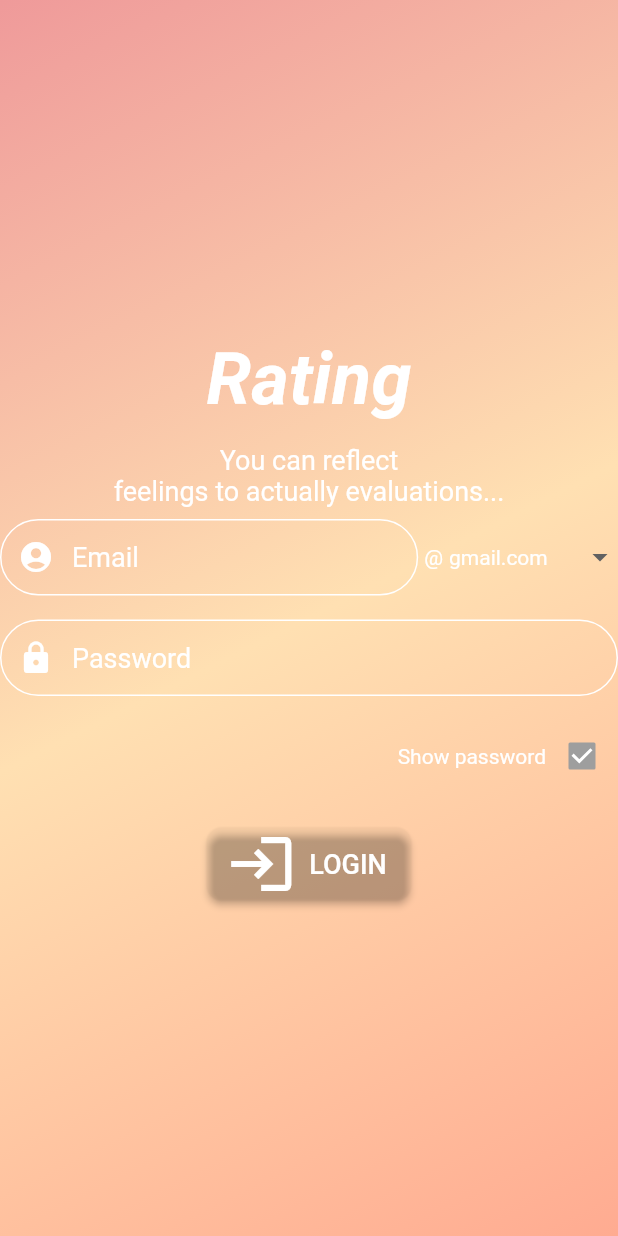
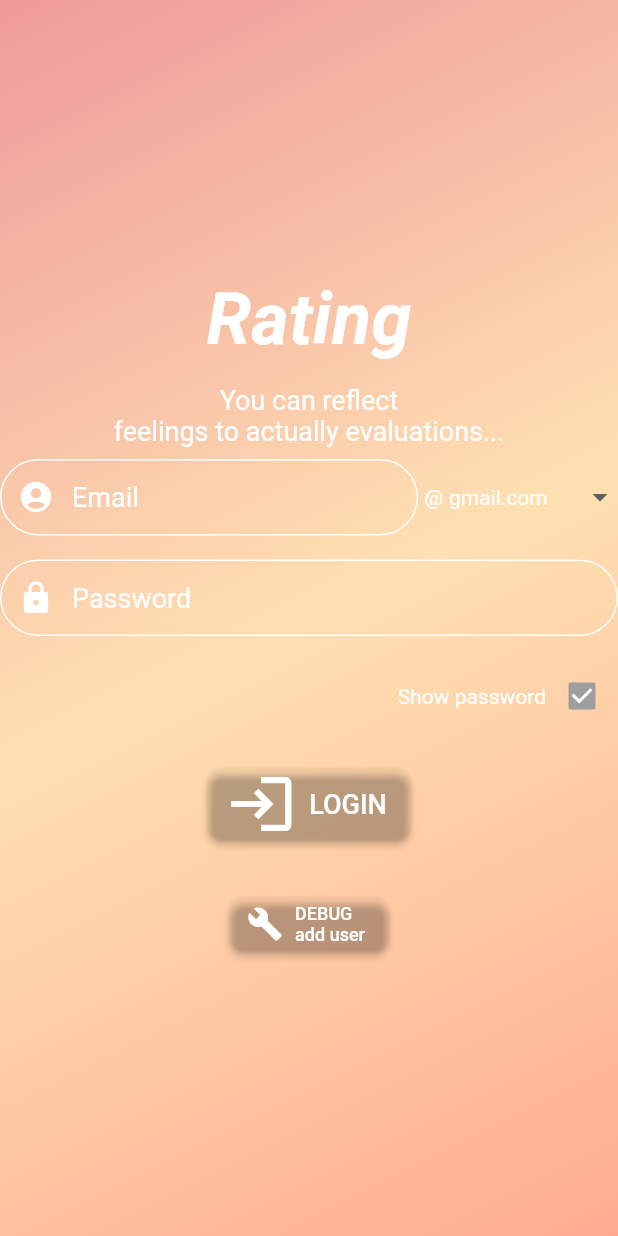
Before and after one commit to linnefromice/flutter_heart_app_02, a Flutter app: the screen it shows after launch, on a phone screen of 412 x 824 dp. Run offline on Flutter 3.47's test engine with Material 2 defaults, Android fonts, the phone set to English and light mode, and no system bars; our stand-ins replace cloud_firestore, connectivity, firebase_auth, firebase_core, flutter_hooks, freezed_annotation; missing offline and left inert: fab_circular_menu; accounts and stored records are empty; generated files the repository leaves out were written again.

Commit message:
update login page - add navigation to debug page

```diff
--- a/lib/screens/login_page.dart
+++ b/lib/screens/login_page.dart
@@ -2,6 +2,7 @@ import 'package:firebase_auth/firebase_auth.dart';
 import 'package:flutter/material.dart';
 import 'package:flutter_hooks/flutter_hooks.dart';
 import 'package:linnefromice/components/wrapper_common_background.dart';
+import 'package:linnefromice/screens/add_user_page.dart';
 import 'package:linnefromice/screens/home_page.dart';
 
 final List<String> domainList = [
@@ -225,6 +226,35 @@ class LoginPage extends HookWidget {
                   password: _passwordController.text
                 ),
               ),
+            ),
+            Container(
+              margin: EdgeInsets.symmetric(vertical: 16.0),
+              child: ElevatedButton.icon(
+                icon: Icon(
+                  Icons.build,
+                  size: 24,
+                  color: Colors.white,
+                ),
+                label: Text(
+                  "DEBUG\nadd user",
+                  style: TextStyle(
+                    color: Colors.white,
+                    fontSize: 12,
+                  ),
+                ),
+                style: ElevatedButton.styleFrom(
+                  primary: Colors.transparent,
+                  onPrimary: Colors.black,
+                  shape: RoundedRectangleBorder(
+                      borderRadius: BorderRadius.all(Radius.circular(10))
+                  ),
+                ),
+                onPressed: () => Navigator.of(context).push(
+                  MaterialPageRoute(
+                    builder: (context) => AddUserPage()
+                  )
+                )
+              ),
             )
           ],
         )
```
